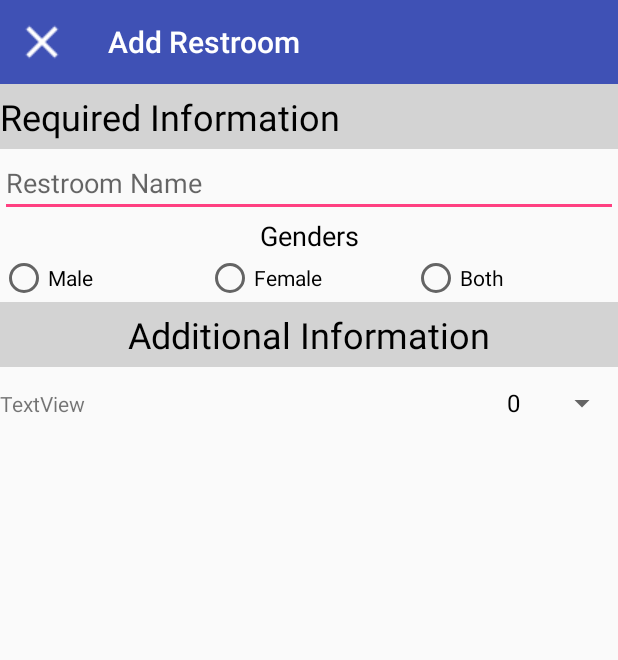
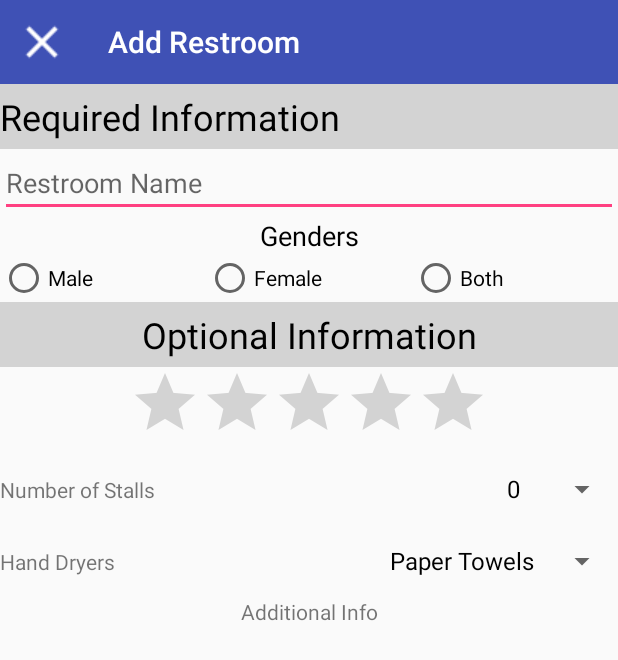
Before and after one commit to dtallman5/DooDooOrDooDont, an Android app: the AddRestroom screen opened directly, with no data from a screen before it, on a phone screen of 412 x 824 dp. Shown: the top 660 px of the screen. Run offline under Robolectric (Android 15) with nearby library versions, the phone set to English and light mode, and no system bars.

Commit message:
Did more work on the CustomInfoWindow and the AddRestroom Page

```diff
--- a/app/src/main/java/doodoo/doodooordoodont/AddRestroom.java
+++ b/app/src/main/java/doodoo/doodooordoodont/AddRestroom.java
@@ -4,8 +4,11 @@ import android.os.Bundle;
 import android.support.v7.app.AppCompatActivity;
 import android.support.v7.widget.Toolbar;
 import android.view.MenuItem;
+import android.view.View;
 import android.widget.ArrayAdapter;
+import android.widget.LinearLayout;
 import android.widget.Spinner;
+import android.widget.TextView;
 
 
 /**
@@ -25,9 +28,27 @@ public class AddRestroom extends AppCompatActivity {
         setSupportActionBar(toolbar);
 
         Spinner stallSpinner = (Spinner) findViewById(R.id.stallSpinner);
-        String[] items = {"0","1","2","3","4","5","6","7+"};
-        ArrayAdapter<String> adapter = new ArrayAdapter<>(this, android.R.layout.simple_spinner_dropdown_item,items);
-        stallSpinner.setAdapter(adapter);
+        String[] stallitems = {"0","1","2","3","4","5","6","7+"};
+        ArrayAdapter<String> stalladapter = new ArrayAdapter<>(this, android.R.layout.simple_spinner_dropdown_item,stallitems);
+        stallSpinner.setAdapter(stalladapter);
+
+        Spinner dryerSpinner = (Spinner) findViewById(R.id.dryerSpinner);
+        String[] dryitems = {"Paper Towels","Air Dryers", "Both", "Other"};
+        ArrayAdapter<String> dryadapter = new ArrayAdapter<>(this, android.R.layout.simple_spinner_dropdown_item,dryitems);
+        dryerSpinner.setAdapter(dryadapter);
+
+        TextView showMore = (TextView) findViewById(R.id.showMore);
+        final LinearLayout additionalInfo = (LinearLayout) findViewById(R.id.addtnInfo);
+        showMore.setOnClickListener(new View.OnClickListener() {
+            @Override
+            public void onClick(View view) {
+                if (additionalInfo.getVisibility() == View.GONE)
+                    additionalInfo.setVisibility(View.VISIBLE);
+                else if (additionalInfo.getVisibility() == View.VISIBLE)
+                    additionalInfo.setVisibility(View.GONE);
+            }
+        });
+
 
 
         this.getSupportActionBar().setDisplayHomeAsUpEnabled(true);
--- a/app/src/main/java/doodoo/doodooordoodont/CustomInfoWindow.java
+++ b/app/src/main/java/doodoo/doodooordoodont/CustomInfoWindow.java
@@ -5,6 +5,7 @@ import android.support.design.widget.TabLayout;
 import android.support.v4.view.ViewPager;
 import android.view.LayoutInflater;
 import android.view.View;
+import android.widget.RatingBar;
 import android.widget.TabHost;
 import android.widget.TextView;
 
@@ -40,8 +41,8 @@ public class CustomInfoWindow implements GoogleMap.InfoWindowAdapter {
 
         TabHost.TabSpec spec = host.newTabSpec("Male");
         spec.setContent(R.id.tab1);
-        TextView mAvg = (TextView) v.findViewById(R.id.maleAvg);
-        mAvg.setText(Float.toString(rm.getmAvgRating()));
+        RatingBar mAvg = (RatingBar) v.findViewById(R.id.maleAvg);
+        mAvg.setRating(rm.getmAvgRating());
         TextView mNum = (TextView) v.findViewById(R.id.maleNum);
         mNum.setText(Integer.toString(rm.getmNumRatings()));
         TextView mName = (TextView) v.findViewById(R.id.maleName);
--- a/app/src/main/java/doodoo/doodooordoodont/MainActivity.java
+++ b/app/src/main/java/doodoo/doodooordoodont/MainActivity.java
@@ -136,7 +136,7 @@ public class MainActivity extends AppCompatActivity
         Intent nextScreen;
 
         //Checks which item was selected and handles the appropriate action
-        if (id == R.id.nav_camera) {
+        if (id == R.id.nav_add_restroom) {
             drawer.closeDrawer(GravityCompat.START);
             nextScreen = new Intent(this,AddRestroom.class);
             //nextScreen.putExtra("Lat", )
--- a/app/src/main/res/layout/content_add_restroom.xml
+++ b/app/src/main/res/layout/content_add_restroom.xml
@@ -11,7 +11,8 @@
         android:layout_width="match_parent"
         android:layout_height="wrap_content"
         android:background="?attr/colorPrimary"
-        app:theme="@style/ThemeOverlay.AppCompat.Dark"></android.support.v7.widget.Toolbar>
+        app:theme="@style/ThemeOverlay.AppCompat.Dark">
+    </android.support.v7.widget.Toolbar>
 
 
     <LinearLayout
@@ -47,10 +48,6 @@
             android:textColor="@android:color/black"
             android:textSize="18sp" />
 
-        <LinearLayout
-            android:layout_width="match_parent"
-            android:layout_height="match_parent"
-            android:orientation="horizontal">
 
         <RadioGroup
             android:id="@+id/genderGroup"
@@ -82,7 +79,6 @@
 
         </RadioGroup>
 
-        </LinearLayout>
 
         <TextView
             android:id="@+id/textView8"
@@ -92,10 +88,19 @@
             android:background="@color/colorLightGray"
             android:paddingBottom="5dp"
             android:paddingTop="5dp"
-            android:text="Additional Information"
+            android:text="Optional Information"
             android:textAlignment="center"
             android:textColor="@android:color/black"
             android:textSize="24sp" />
+
+        <RatingBar
+            android:id="@+id/ratingBar"
+            style="@android:style/Widget.DeviceDefault.RatingBar"
+            android:layout_width="wrap_content"
+            android:layout_height="wrap_content"
+            android:max="5"
+            android:stepSize="0.5"
+            android:layout_gravity="center_horizontal"/>
 
         <LinearLayout
             android:layout_width="match_parent"
@@ -107,7 +112,7 @@
                 android:layout_width="wrap_content"
                 android:layout_height="wrap_content"
                 android:layout_weight="1"
-                android:text="TextView" />
+                android:text="Number of Stalls" />
 
             <Spinner
                 android:id="@+id/stallSpinner"
@@ -117,6 +122,85 @@
             </Spinner>
         </LinearLayout>
 
+        <LinearLayout
+            android:layout_width="match_parent"
+            android:layout_height="match_parent"
+            android:orientation="horizontal">
+
+            <TextView
+                android:id="@+id/textView10"
+                android:layout_width="wrap_content"
+                android:layout_height="wrap_content"
+                android:layout_weight="1"
+                android:text="Hand Dryers" />
+
+            <Spinner
+                android:id="@+id/dryerSpinner"
+                android:layout_width="wrap_content"
+                android:layout_height="wrap_content">
+
+            </Spinner>
+
+        </LinearLayout>
+
+        <TextView
+            android:id="@+id/showMore"
+            android:layout_width="match_parent"
+            android:layout_height="wrap_content"
+            android:clickable="true"
+            android:text="Additional Info"
+            android:textAlignment="center" />
+
+        <LinearLayout
+            android:id="@+id/addtnInfo"
+            android:layout_width="match_parent"
+            android:layout_height="match_parent"
+            android:orientation="vertical"
+            android:visibility="gone">
+
+            <CheckBox
+                android:id="@+id/checkBox2"
+                android:layout_width="match_parent"
+                android:layout_height="wrap_content"
+                android:button="@null"
+                android:drawableRight="?android:attr/listChoiceIndicatorMultiple"
+                android:text="Customer Only" />
+
+            <CheckBox
+                android:id="@+id/checkBox3"
+                android:layout_width="match_parent"
+                android:layout_height="wrap_content"
+                android:button="@null"
+                android:drawableRight="?android:attr/listChoiceIndicatorMultiple"
+                android:text="Handicap Accessible" />
+
+            <CheckBox
+                android:id="@+id/checkBox4"
+                android:layout_width="match_parent"
+                android:layout_height="wrap_content"
+                android:button="@null"
+                android:drawableRight="?android:attr/listChoiceIndicatorMultiple"
+                android:text="Baby Changing Station" />
+
+            <CheckBox
+                android:id="@+id/checkBox5"
+                android:layout_width="match_parent"
+                android:layout_height="wrap_content"
+                android:button="@null"
+                android:drawableRight="?android:attr/listChoiceIndicatorMultiple"
+                android:text="Personal Hygiene Dispenser" />
+
+            <CheckBox
+                android:id="@+id/checkBox6"
+                android:layout_width="match_parent"
+                android:layout_height="wrap_content"
+                android:button="@null"
+                android:drawableRight="?android:attr/listChoiceIndicatorMultiple"
+                android:text="Automatic Toilets" />
+
+        </LinearLayout>
+
+
     </LinearLayout>
 
 </LinearLayout>
--- a/app/src/main/res/layout/infowindow_layout.xml
+++ b/app/src/main/res/layout/infowindow_layout.xml
@@ -49,15 +49,19 @@
                             android:id="@+id/textView3"
                             android:layout_width="match_parent"
                             android:layout_height="wrap_content"
-                            android:layout_weight="2"
+                            android:layout_weight="5"
                             android:text="Average Rating" />
 
-                        <TextView
+                        <RatingBar
                             android:id="@+id/maleAvg"
+                            style="@style/Widget.AppCompat.RatingBar.Small"
                             android:layout_width="wrap_content"
-                            android:layout_height="wrap_content"
+                            android:layout_height="25dp"
                             android:layout_weight="0"
-                            android:text="TextView" />
+                            android:max="5"
+                            android:scaleX="0.5"
+                            android:scaleY="0.5"
+                            android:stepSize="0.1" />
 
                     </LinearLayout>
 
--- a/app/src/main/res/menu/activity_main_drawer.xml
+++ b/app/src/main/res/menu/activity_main_drawer.xml
@@ -5,9 +5,9 @@
 
     <group android:checkableBehavior="single">
         <item
-            android:id="@+id/nav_camera"
-            android:icon="@drawable/ic_menu_camera"
-            android:title="Import" />
+            android:id="@+id/nav_add_restroom"
+            android:icon="@drawable/ic_add_black_24dp"
+            android:title="Add Restroom" />
         <item
             android:id="@+id/nav_gallery"
             android:icon="@drawable/ic_menu_gallery"
```
Also changed, not shown: app/src/main/res/drawable/ic_add_black_24dp.png (added). Lines whose indentation alone changed are shown as unchanged.
